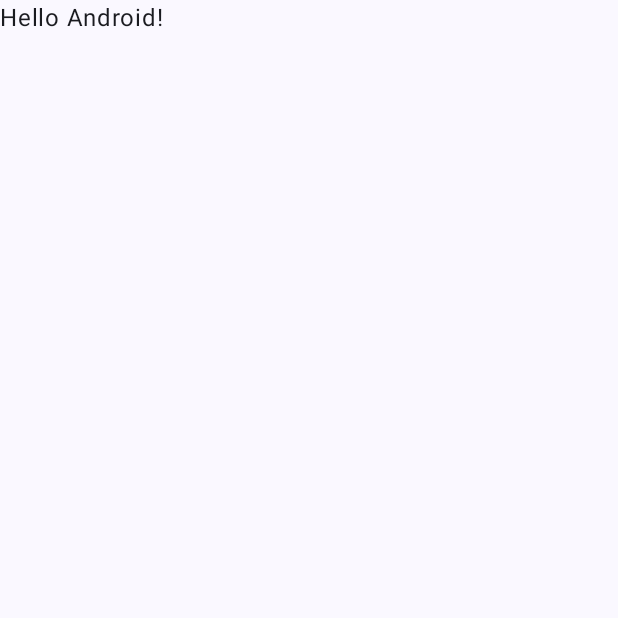
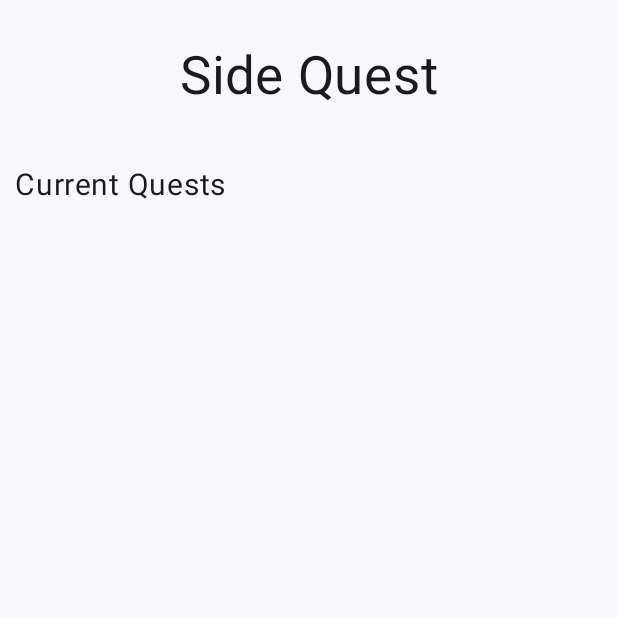
Before and after one commit to RoccoB2/Side-Quest, an Android app built with Jetpack Compose: the screen it shows after launch (MainActivity), on a phone screen of 412 x 824 dp, the top half of it. Before the commit the part shown is almost empty. Run offline under Robolectric (Android 15) with nearby library versions, the phone set to English and light mode, and no system bars.

Commit message:
second commit. added title and header text

```diff
--- a/app/src/main/java/edu/towson/cosc435/kraft/sidequest/MainActivity.kt
+++ b/app/src/main/java/edu/towson/cosc435/kraft/sidequest/MainActivity.kt
@@ -3,13 +3,20 @@ package edu.towson.cosc435.kraft.sidequest
 import android.os.Bundle
 import androidx.activity.ComponentActivity
 import androidx.activity.compose.setContent
+import androidx.compose.foundation.layout.Column
 import androidx.compose.foundation.layout.fillMaxSize
+import androidx.compose.foundation.layout.fillMaxWidth
+import androidx.compose.foundation.layout.padding
+import androidx.compose.foundation.lazy.LazyColumn
 import androidx.compose.material3.MaterialTheme
 import androidx.compose.material3.Surface
 import androidx.compose.material3.Text
 import androidx.compose.runtime.Composable
+import androidx.compose.ui.Alignment
 import androidx.compose.ui.Modifier
 import androidx.compose.ui.tooling.preview.Preview
+import androidx.compose.ui.unit.dp
+import androidx.compose.ui.unit.sp
 import edu.towson.cosc435.kraft.sidequest.ui.theme.SideQuestTheme
 
 class MainActivity : ComponentActivity() {
@@ -22,7 +29,7 @@ class MainActivity : ComponentActivity() {
                     modifier = Modifier.fillMaxSize(),
                     color = MaterialTheme.colorScheme.background
                 ) {
-                    Greeting("Android")
+                    mainScreen()
                 }
             }
         }
@@ -30,17 +37,29 @@ class MainActivity : ComponentActivity() {
 }
 
 @Composable
-fun Greeting(name: String, modifier: Modifier = Modifier) {
-    Text(
-        text = "Hello $name!",
-        modifier = modifier
-    )
-}
+fun mainScreen(){
+    Column(
+        modifier = Modifier.fillMaxWidth(),
+        horizontalAlignment = Alignment.CenterHorizontally
+    ){
+        Text(
+            text = "Side Quest",
+            fontSize = 35.sp,
+            modifier = Modifier.padding(30.dp)
+        )
+        Column(
+            modifier = Modifier.fillMaxWidth()
+        ){
+            Text(
+                text = "Current Quests",
+                fontSize = 20.sp,
+                modifier = Modifier.padding(10.dp)
+            )
+        }
+        Column(){
+            LazyColumn {
 
-@Preview(showBackground = true)
-@Composable
-fun GreetingPreview() {
-    SideQuestTheme {
-        Greeting("Android")
+            }
+        }
     }
 }
```
Also changed, not shown: app/src/main/java/edu/towson/cosc435/kraft/sidequest/ui/theme/QuestRow.kt (added, +11 -0 lines).
